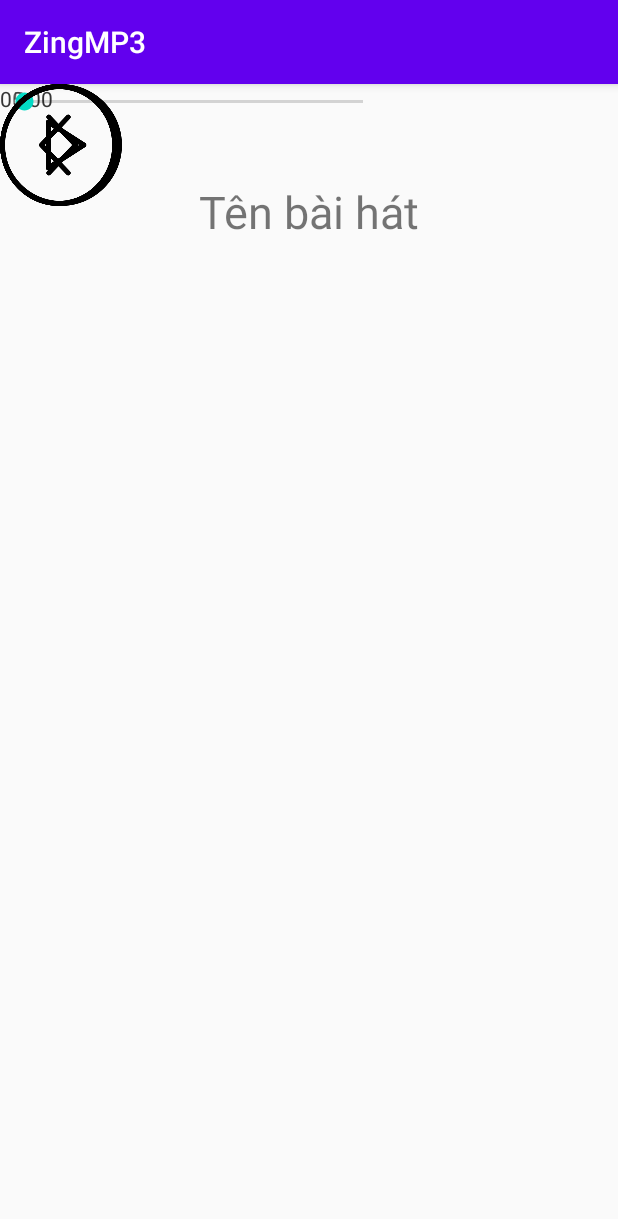
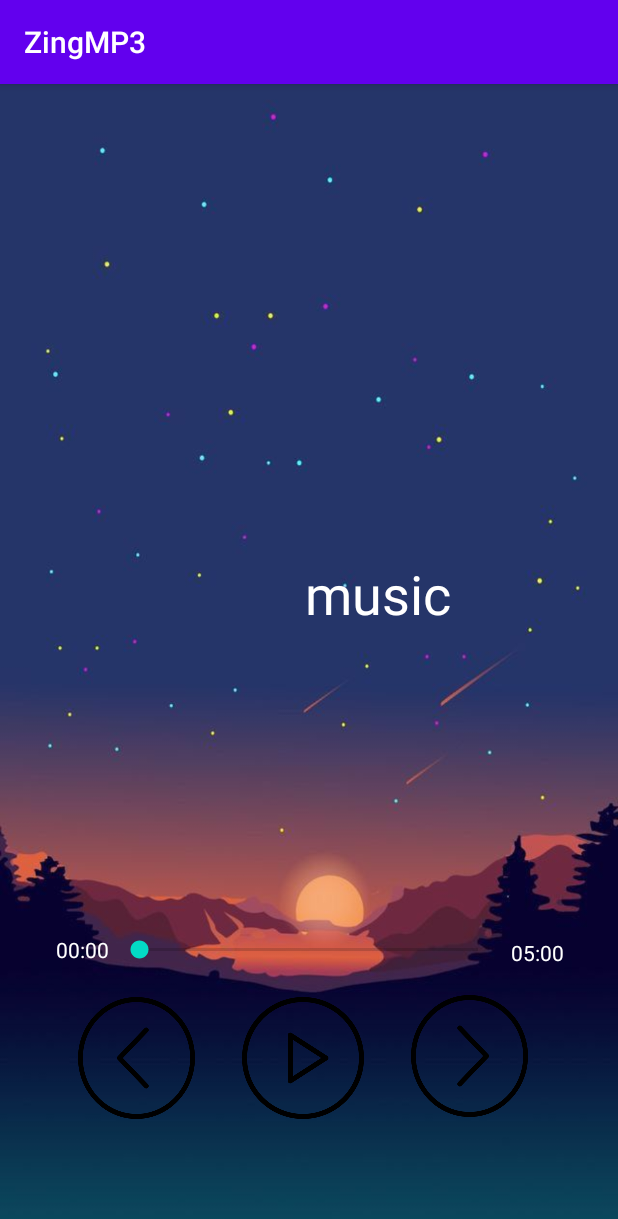
Before and after one commit to caovanduy15/ZingMP3, an Android app: the screen it shows after launch (MainActivity), on a phone screen of 412 x 824 dp. Shown: the top 1219 px of the screen. Run offline under Robolectric (Android 15) with nearby library versions, the phone set to English and light mode, and no system bars.

Commit message:
Thêm chức năng play, next, previous

```diff
--- a/app/src/main/java/com/duycv/zingmp3/MainActivity.java
+++ b/app/src/main/java/com/duycv/zingmp3/MainActivity.java
@@ -4,36 +4,148 @@ import androidx.appcompat.app.AppCompatActivity;
 
 import android.media.MediaPlayer;
 import android.os.Bundle;
+import android.os.Handler;
 import android.view.View;
-import android.widget.Button;
+import android.widget.ImageButton;
+import android.widget.ImageButton;
+import android.widget.SeekBar;
+import android.widget.TextView;
+
+import java.text.SimpleDateFormat;
+import java.util.ArrayList;
+import java.util.SimpleTimeZone;
 
 public class MainActivity extends AppCompatActivity {
 
-    Button playBtn;
-    Button previousBtn;
-    Button nextBtn;
-    MediaPlayer mp;
-
+    TextView titleTextView, timeLastTextView, totalTimeTextView;
+    SeekBar seekBar;
+    ImageButton next, previous, play, stop;
+    ArrayList<Song> arraySong;
+    int position = 0;
+    MediaPlayer mediaPlayer;
 
     @Override
     protected void onCreate(Bundle savedInstanceState) {
         super.onCreate(savedInstanceState);
         setContentView(R.layout.activity_main);
 
-        playBtn = (Button) findViewById(R.id.button_play);
-        previousBtn = (Button) findViewById(R.id.button_previous);
-        nextBtn = (Button) findViewById(R.id.button_next);
+        Init();
+        AddSong();
+        RenewMedia();
+        play.setOnClickListener(new View.OnClickListener()
+        {
+            @Override
+            public void onClick(View v) {
+                if(mediaPlayer.isPlaying()) {
+                    mediaPlayer.pause();
+                    play.setImageResource(R.drawable.play);
+                } else {
+                    mediaPlayer.start();
+                    play.setImageResource(R.drawable.pause);
+                }
+                SetTotalTime();
+                UpdateCurrentTime();
+            }
+        });
+        next.setOnClickListener(new View.OnClickListener() {
+            @Override
+            public void onClick(View v) {
+                position++;
+                if(position > arraySong.size() - 1) {
+                    position = 0;
+                }
+                if(mediaPlayer.isPlaying()) {
+                    mediaPlayer.stop();
+                }
+                RenewMedia();
+                mediaPlayer.start();
+                play.setImageResource(R.drawable.pause);
+                SetTotalTime();
+                UpdateCurrentTime();
+            }
+        });
 
-        mp = MediaPlayer.create(this, R.raw.music);
+        previous.setOnClickListener(new View.OnClickListener() {
+            @Override
+            public void onClick(View v) {
+                position--;
+                if(position < 0) {
+                    position = arraySong.size() - 1;
+                }
+                if(mediaPlayer.isPlaying()) {
+                    mediaPlayer.stop();
+                }
+                RenewMedia();
+                mediaPlayer.start();
+                play.setImageResource(R.drawable.pause);
+                SetTotalTime();
+                UpdateCurrentTime();
+            }
+        });
+
+        seekBar.setOnSeekBarChangeListener(new SeekBar.OnSeekBarChangeListener() {
+            @Override
+            public void onProgressChanged(SeekBar seekBar, int progress, boolean fromUser) {
+                // khi thay đổi
+            }
+
+            @Override
+            public void onStartTrackingTouch(SeekBar seekBar) {
+                // khi bắt đầu chạm
+            }
+
+            @Override
+            public void onStopTrackingTouch(SeekBar seekBar) {
+                // khi chạm xong, phát đúng thời gian seekBar kéo đến
+                mediaPlayer.seekTo(seekBar.getProgress());
+            }
+        });
     }
 
-    public void playBtnClick(View view) {
-        if(mp.isPlaying()) {
-            mp.start();
-            playBtn.setBackgroundResource(R.drawable.play);
-        } else {
-            mp.stop();
-            playBtn.setBackgroundResource(R.drawable.pause);
-        }
+    private  void Init() {
+        timeLastTextView = (TextView) findViewById(R.id.lastTime);
+        totalTimeTextView = (TextView) findViewById(R.id.totalTime);
+        titleTextView = (TextView) findViewById(R.id.title);
+        seekBar = (SeekBar) findViewById(R.id.seekBar);
+        next = (ImageButton) findViewById(R.id.button_next);
+        play = (ImageButton) findViewById(R.id.button_play);
+        previous = (ImageButton) findViewById(R.id.button_previous);
+    }
+
+    private void AddSong() {
+        arraySong = new ArrayList<Song>();
+        arraySong.add((new Song("music", R.raw.music)));
+        arraySong.add((new Song("Song gio", R.raw.songgio)));
+        arraySong.add((new Song("Thuan theo y troi", R.raw.thuantheoytroi)));
+    }
+
+    private void RenewMedia() {
+        mediaPlayer = MediaPlayer.create(MainActivity.this, arraySong.get(position).getFile());
+        titleTextView.setText(arraySong.get(position).getTitle());
+    }
+
+    private void SetTotalTime(){
+        SimpleDateFormat timeFormat = new SimpleDateFormat("mm:ss");
+        totalTimeTextView.setText(timeFormat.format(mediaPlayer.getDuration()));
+        // cập nhật thời gian max của Song
+        seekBar.setMax(mediaPlayer.getDuration());
+    }
+
+    private void UpdateCurrentTime(){
+        final Handler handler = new Handler();
+
+        // sau 0.1s tạo handler
+        handler.postDelayed(new Runnable() {
+            @Override
+
+            // tạo Runable để lấy thời gian hiện tại
+            public void run() {
+                SimpleDateFormat timeFormat = new SimpleDateFormat("mm:ss");
+                timeLastTextView.setText(timeFormat.format(mediaPlayer.getCurrentPosition()));
+                seekBar.setProgress(mediaPlayer.getCurrentPosition());
+                // vòng lặp sau 0.1s cập nhật tiếp
+                handler.postDelayed(this,100);
+            }
+        }, 100);
     }
 }
--- /dev/null
+++ b/app/src/main/java/com/duycv/zingmp3/Song.java
@@ -0,0 +1,30 @@
+package com.duycv.zingmp3;
+
+public class Song {
+    private String title;
+    private int file;
+
+    public Song() {
+    }
+
+    public Song(String title, int file) {
+        this.title = title;
+        this.file = file;
+    }
+
+    public String getTitle() {
+        return title;
+    }
+
+    public void setTitle(String title) {
+        this.title = title;
+    }
+
+    public int getFile() {
+        return file;
+    }
+
+    public void setFile(int file) {
+        this.file = file;
+    }
+}
--- a/app/src/main/res/layout/activity_main.xml
+++ b/app/src/main/res/layout/activity_main.xml
@@ -1,71 +1,105 @@
 <?xml version="1.0" encoding="utf-8"?>
-<androidx.constraintlayout.widget.ConstraintLayout xmlns:android="http://schemas.android.com/apk/res/android"
+<RelativeLayout xmlns:android="http://schemas.android.com/apk/res/android"
     xmlns:app="http://schemas.android.com/apk/res-auto"
     xmlns:tools="http://schemas.android.com/tools"
     android:layout_width="match_parent"
     android:layout_height="match_parent"
+    android:background="@drawable/background"
     tools:context=".MainActivity">
 
     <TextView
+        android:id="@+id/title"
         android:layout_width="wrap_content"
         android:layout_height="wrap_content"
+        android:layout_alignParentEnd="true"
+        android:layout_alignParentRight="true"
+        android:layout_alignParentBottom="true"
+        android:layout_marginEnd="111dp"
+        android:layout_marginRight="111dp"
+        android:layout_marginBottom="404dp"
         android:text="Tên bài hát"
-        android:textSize="30sp"
+        android:textColor="#FFFFFF"
+        android:textColorLink="#FFFFFF"
+        android:textSize="36sp"
         app:layout_constraintBottom_toBottomOf="parent"
         app:layout_constraintLeft_toLeftOf="parent"
         app:layout_constraintRight_toRightOf="parent"
         app:layout_constraintTop_toTopOf="parent"
         app:layout_constraintVertical_bias="0.089" />
 
-    <Button
+    <ImageButton
         android:id="@+id/button_play"
         android:layout_width="81dp"
         android:layout_height="81dp"
-        android:background="@drawable/play"
-        android:text=""
-        android:onClick="playBtnClick"
-        tools:layout_editor_absoluteX="167dp"
-        tools:layout_editor_absoluteY="612dp" />
+        android:layout_alignParentEnd="true"
+        android:layout_alignParentRight="true"
+        android:layout_alignParentBottom="true"
+        android:layout_marginEnd="169dp"
+        android:layout_marginRight="169dp"
+        android:layout_marginBottom="78dp"
+        android:background="@drawable/play" />
 
-    <Button
+    <ImageButton
         android:id="@+id/button_previous"
         android:layout_width="78dp"
         android:layout_height="81dp"
-        android:background="@drawable/previous"
-        android:text=""
-        tools:layout_editor_absoluteX="57dp"
-        tools:layout_editor_absoluteY="612dp" />
+        android:layout_alignParentEnd="true"
+        android:layout_alignParentRight="true"
+        android:layout_alignParentBottom="true"
+        android:layout_marginEnd="282dp"
+        android:layout_marginRight="282dp"
+        android:layout_marginBottom="78dp"
+        android:background="@drawable/previous" />
 
-    <Button
+    <ImageButton
         android:id="@+id/button_next"
         android:layout_width="78dp"
         android:layout_height="81dp"
-        android:background="@drawable/next"
-        android:text=""
-        tools:layout_editor_absoluteX="278dp"
-        tools:layout_editor_absoluteY="612dp" />
+        android:layout_alignParentEnd="true"
+        android:layout_alignParentRight="true"
+        android:layout_alignParentBottom="true"
+        android:layout_marginEnd="60dp"
+        android:layout_marginRight="60dp"
+        android:layout_marginBottom="79dp"
+        android:background="@drawable/next" />
 
-    <TextView
-        android:id="@+id/textView"
-        android:layout_width="wrap_content"
-        android:layout_height="wrap_content"
-        android:text="00:00"
-        tools:layout_editor_absoluteX="16dp"
+    <SeekBar
+        android:id="@+id/seekBar"
+        android:layout_width="258dp"
+        android:layout_height="23dp"
+        android:layout_alignParentEnd="true"
+        android:layout_alignParentRight="true"
+        android:layout_alignParentBottom="true"
+        android:layout_marginEnd="77dp"
+        android:layout_marginRight="77dp"
+        android:layout_marginBottom="179dp"
+        tools:layout_editor_absoluteX="73dp"
         tools:layout_editor_absoluteY="556dp" />
 
     <TextView
-        android:id="@+id/textView2"
+        android:id="@+id/lastTime"
         android:layout_width="wrap_content"
         android:layout_height="wrap_content"
+        android:layout_alignParentEnd="true"
+        android:layout_alignParentRight="true"
+        android:layout_alignParentBottom="true"
+        android:layout_marginEnd="339dp"
+        android:layout_marginRight="339dp"
+        android:layout_marginBottom="181dp"
+        android:text="00:00"
+        android:textColor="#FFFFFF" />
+
+    <TextView
+        android:id="@+id/totalTime"
+        android:layout_width="wrap_content"
+        android:layout_height="wrap_content"
+        android:layout_alignParentEnd="true"
+        android:layout_alignParentRight="true"
+        android:layout_alignParentBottom="true"
+        android:layout_marginEnd="36dp"
+        android:layout_marginRight="36dp"
+        android:layout_marginBottom="179dp"
         android:text="05:00"
-        tools:layout_editor_absoluteX="356dp"
-        tools:layout_editor_absoluteY="556dp" />
+        android:textColor="#FFFFFF" />
 
-    <SeekBar
-        android:id="@+id/seekBar2"
-        android:layout_width="258dp"
-        android:layout_height="23dp"
-        tools:layout_editor_absoluteX="73dp"
-        tools:layout_editor_absoluteY="556dp" />
-
-</androidx.constraintlayout.widget.ConstraintLayout>
+</RelativeLayout>
--- a/build.gradle
+++ b/build.gradle
@@ -8,7 +8,7 @@ buildscript {
 
     }
     dependencies {
-        classpath 'com.android.tools.build:gradle:3.6.2'
+        classpath 'com.android.tools.build:gradle:3.6.3'
 
 
         // NOTE: Do not place your application dependencies here; they belong
```
Also changed, not shown: app/src/main/res/drawable-v24/background.jpg (added), 2 other files.
